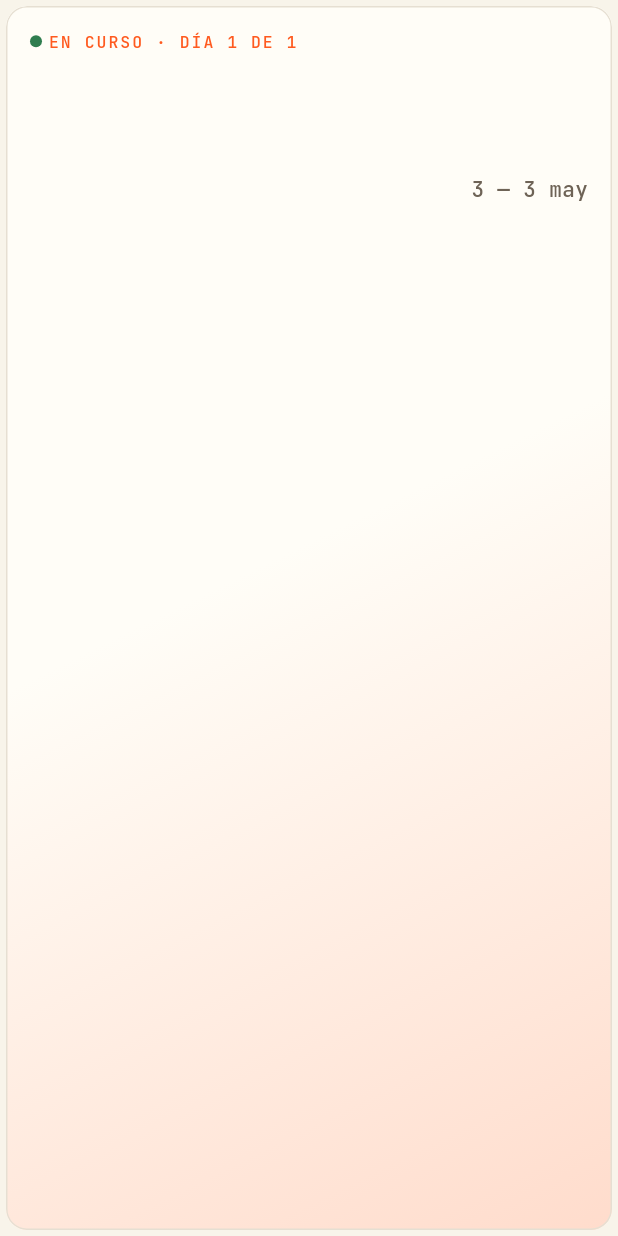
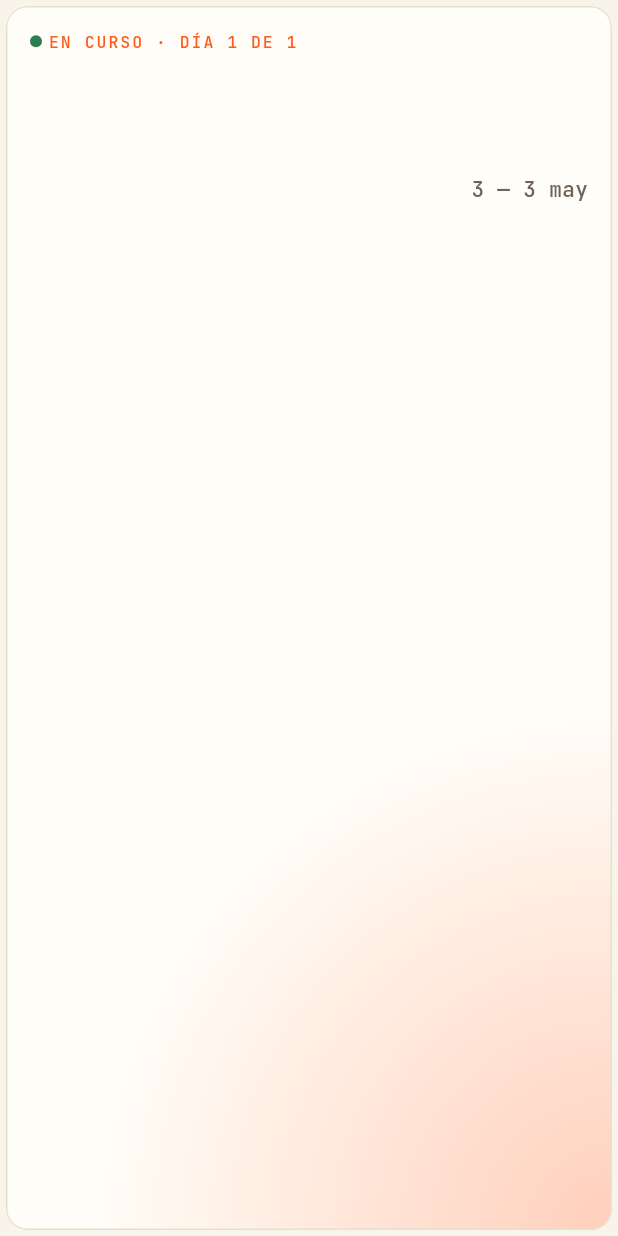
Before and after one commit to julianjab/travel-app, a Flutter app: the TripCard widget shown alone on an empty page, opened directly with empty values, on a phone screen of 412 x 824 dp. Run offline on Flutter 3.47's test engine with Material 3 defaults, Android fonts, the phone set to English and light mode, and no system bars; our stand-ins replace cloud_firestore, firebase_auth, firebase_core, flutter_riverpod, go_router; accounts and stored records are empty.

Commit message:
refactor(ui): remove "o" coloring from trip name, radial gradient ongoing
Trip name now renders as plain displayMedium — no RichText, no LayoutBuilder.
Ongoing card background changed from LinearGradient to RadialGradient centered
at bottomRight (radius 0.85, 28% sol500 blend) for a subtle corner glow.

Co-Authored-By: Claude Sonnet 4.6 <noreply@anthropic.com>

```diff
--- a/app/lib/features/trips/presentation/widgets/trip_card.dart
+++ b/app/lib/features/trips/presentation/widgets/trip_card.dart
@@ -70,14 +70,14 @@ class TripCard extends StatelessWidget {
       return BoxDecoration(color: cs.surface);
     }
     return BoxDecoration(
-      gradient: LinearGradient(
-        begin: Alignment.topLeft,
-        end: Alignment.bottomRight,
+      gradient: RadialGradient(
+        center: Alignment.bottomRight,
+        radius: 0.85,
         colors: [
+          Color.lerp(cs.surface, VamosColors.sol500, 0.28)!,
           cs.surface,
-          Color.lerp(cs.surface, VamosColors.sol500, 0.20)!,
         ],
-        stops: const [0.45, 1.0],
+        stops: const [0.0, 1.0],
       ),
     );
   }
@@ -161,7 +161,7 @@ class _StatusChip extends StatelessWidget {
 }
 
 // ---------------------------------------------------------------------------
-// Trip name — Space Grotesk display, last "o" painted sol500 when fits
+// Trip name — Space Grotesk display, plain
 // ---------------------------------------------------------------------------
 
 class _TripName extends StatelessWidget {
@@ -180,44 +180,11 @@ class _TripName extends StatelessWidget {
       _ => cs.onSurface,
     };
 
-    final style = VamosTypography.displayMedium.copyWith(color: textColor);
-    final lastO = name.lastIndexOf(RegExp(r'[oO]'));
-
-    if (lastO == -1) {
-      return Text(name, style: style, maxLines: 2, overflow: TextOverflow.ellipsis);
-    }
-
-    // Measure first: skip coloring if the title would truncate to avoid a
-    // colored "o" disappearing mid-ellipsis.
-    return LayoutBuilder(
-      builder: (context, constraints) {
-        final painter = TextPainter(
-          text: TextSpan(text: name, style: style),
-          maxLines: 2,
-          textDirection: TextDirection.ltr,
-        )..layout(maxWidth: constraints.maxWidth);
-
-        if (painter.didExceedMaxLines) {
-          return Text(name, style: style, maxLines: 2, overflow: TextOverflow.ellipsis);
-        }
-
-        return RichText(
-          maxLines: 2,
-          overflow: TextOverflow.ellipsis,
-          text: TextSpan(
-            children: [
-              if (lastO > 0)
-                TextSpan(text: name.substring(0, lastO), style: style),
-              TextSpan(
-                text: name[lastO],
-                style: style.copyWith(color: VamosColors.sol500),
-              ),
-              if (lastO < name.length - 1)
-                TextSpan(text: name.substring(lastO + 1), style: style),
-            ],
-          ),
-        );
-      },
+    return Text(
+      name,
+      style: VamosTypography.displayMedium.copyWith(color: textColor),
+      maxLines: 2,
+      overflow: TextOverflow.ellipsis,
     );
   }
 }
```
